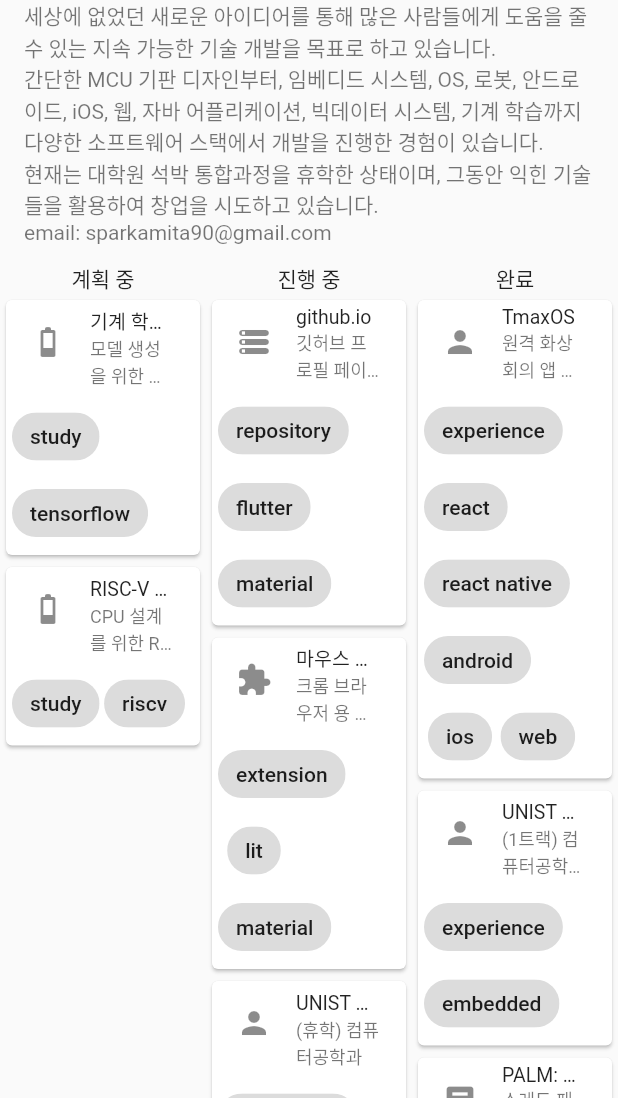
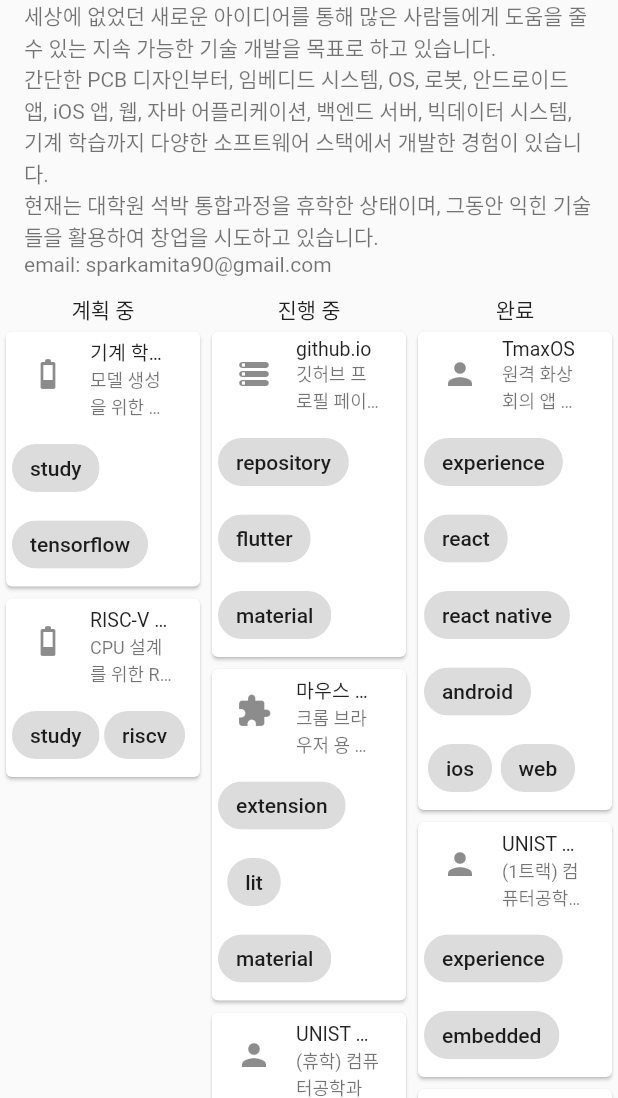
Before and after one commit to Seongbeom-Park/Seongbeom-Park, a Flutter app: the screen it shows after launch, on a phone screen of 412 x 824 dp, the part 138-1236 px from its top. Run offline on Flutter 3.47's test engine with Material 2 defaults, Android fonts, the light colour scheme and no system bars.

Commit message:
update greetings

```diff
--- a/lib/main.dart
+++ b/lib/main.dart
@@ -101,7 +101,7 @@ class Introduction extends StatelessWidget {
       subtitle: Column(crossAxisAlignment: CrossAxisAlignment.start, children: [
         const Text(
             '''세상에 없었던 새로운 아이디어를 통해 많은 사람들에게 도움을 줄 수 있는 지속 가능한 기술 개발을 목표로 하고 있습니다.
-간단한 MCU 기판 디자인부터, 임베디드 시스템, OS, 로봇, 안드로이드, iOS, 웹, 자바 어플리케이션, 빅데이터 시스템, 기계 학습까지 다양한 소프트웨어 스택에서 개발을 진행한 경험이 있습니다.
+간단한 PCB 디자인부터, 임베디드 시스템, OS, 로봇, 안드로이드 앱, iOS 앱, 웹, 자바 어플리케이션, 백엔드 서버, 빅데이터 시스템, 기계 학습까지 다양한 소프트웨어 스택에서 개발한 경험이 있습니다.
 현재는 대학원 석박 통합과정을 휴학한 상태이며, 그동안 익힌 기술들을 활용하여 창업을 시도하고 있습니다.'''),
         Wrap(children: [const Text('email: '), SelectableText(MyApp.mail)])
       ]),
```
